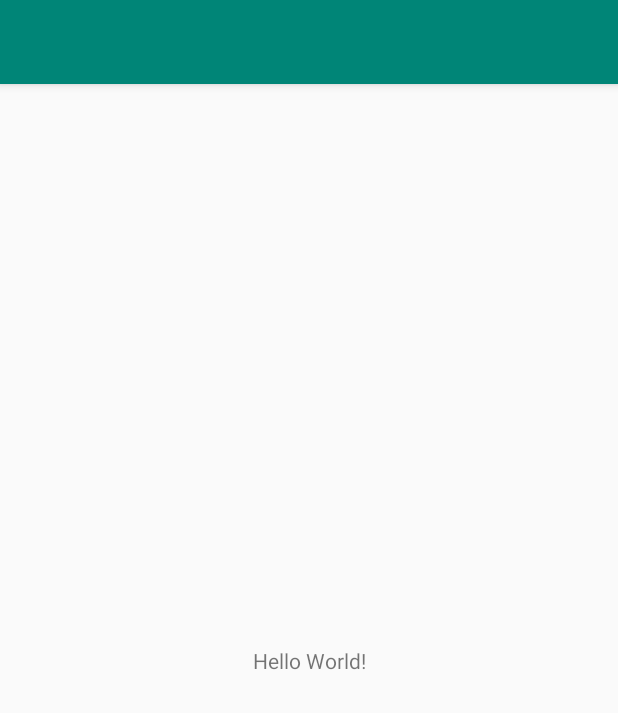
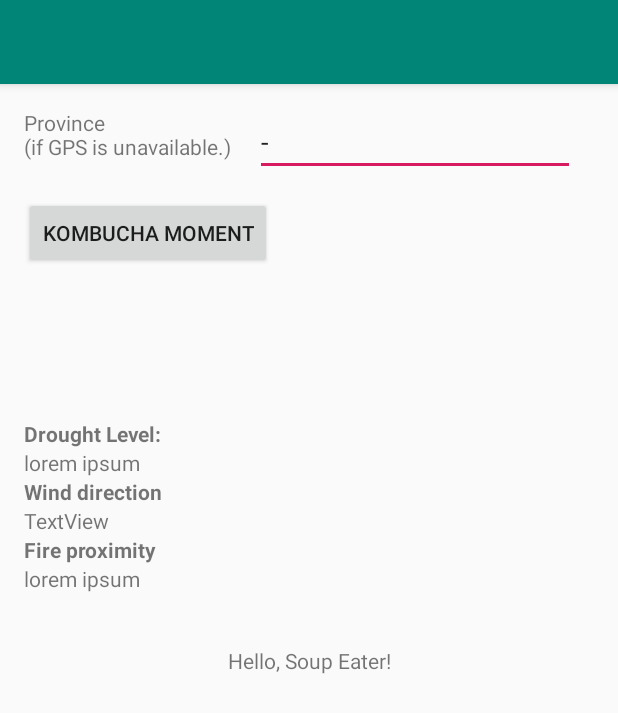
Before and after one commit to williamzenor/TAMUHack2020, an Android app: the screen it shows after launch (MainActivity), on a phone screen of 412 x 824 dp. Shown: the top 713 px of the screen. Run offline under Robolectric (Android 15) with nearby library versions, the phone set to English and light mode, and no system bars.

Commit message:
Basic information display

```diff
--- a/app/src/main/java/com/example/fireapp/MainActivity.java
+++ b/app/src/main/java/com/example/fireapp/MainActivity.java
@@ -3,6 +3,9 @@ package com.example.fireapp;
 import androidx.appcompat.app.AppCompatActivity;
 
 import android.os.Bundle;
+import android.view.View;
+import android.widget.Button;
+import android.widget.TextView;
 
 public class MainActivity extends AppCompatActivity {
 
@@ -10,5 +13,15 @@ public class MainActivity extends AppCompatActivity {
     protected void onCreate(Bundle savedInstanceState) {
         super.onCreate(savedInstanceState);
         setContentView(R.layout.activity_main);
+
+        Button button = findViewById(R.id.inputconfirm);
+        final TextView txt = findViewById(R.id.textView2);
+        button.setOnClickListener(new View.OnClickListener() {
+            @Override
+            public void onClick(View view) {
+                txt.setText("Kombucha time");
+            }
+        });
     }
+
 }
--- a/app/src/main/res/layout/activity_main.xml
+++ b/app/src/main/res/layout/activity_main.xml
@@ -7,12 +7,98 @@
     tools:context=".MainActivity">
 
     <TextView
+        android:id="@+id/textView2"
         android:layout_width="wrap_content"
         android:layout_height="wrap_content"
-        android:text="Hello World!"
+        android:text="Hello, Soup Eater!"
         app:layout_constraintBottom_toBottomOf="parent"
         app:layout_constraintLeft_toLeftOf="parent"
         app:layout_constraintRight_toRightOf="parent"
         app:layout_constraintTop_toTopOf="parent" />
 
+    <TextView
+        android:id="@+id/textView"
+        android:layout_width="wrap_content"
+        android:layout_height="wrap_content"
+        android:layout_marginStart="16dp"
+        android:layout_marginLeft="16dp"
+        android:layout_marginTop="16dp"
+        android:text="Province\n(if GPS is unavailable.)"
+        app:layout_constraintStart_toStartOf="parent"
+        app:layout_constraintTop_toTopOf="parent" />
+
+    <EditText
+        android:id="@+id/editText2"
+        android:layout_width="wrap_content"
+        android:layout_height="wrap_content"
+        android:ems="10"
+        android:inputType="textPersonName"
+        android:text="-"
+        app:layout_constraintEnd_toEndOf="parent"
+        app:layout_constraintHorizontal_bias="0.36"
+        app:layout_constraintStart_toEndOf="@+id/textView"
+        app:layout_constraintTop_toTopOf="@+id/textView" />
+
+    <Button
+        android:id="@+id/inputconfirm"
+        android:layout_width="wrap_content"
+        android:layout_height="wrap_content"
+        android:layout_marginTop="24dp"
+        android:text="KOMBUCHA MOMENT"
+        app:layout_constraintStart_toStartOf="@+id/textView"
+        app:layout_constraintTop_toBottomOf="@+id/textView" />
+
+    <TextView
+        android:id="@+id/textView3"
+        android:layout_width="wrap_content"
+        android:layout_height="wrap_content"
+        android:layout_marginTop="100dp"
+        android:text="Drought Level:"
+        android:textStyle="bold"
+        app:layout_constraintStart_toStartOf="@+id/inputconfirm"
+        app:layout_constraintTop_toBottomOf="@+id/inputconfirm" />
+
+    <TextView
+        android:id="@+id/droughtlevel"
+        android:layout_width="wrap_content"
+        android:layout_height="wrap_content"
+        android:text="lorem ipsum"
+        app:layout_constraintStart_toStartOf="@+id/textView3"
+        app:layout_constraintTop_toBottomOf="@+id/textView3" />
+
+    <TextView
+        android:id="@+id/textView5"
+        android:layout_width="wrap_content"
+        android:layout_height="wrap_content"
+        android:text="Wind direction"
+        android:textStyle="bold"
+        app:layout_constraintStart_toStartOf="@+id/droughtlevel"
+        app:layout_constraintTop_toBottomOf="@+id/droughtlevel" />
+
+    <TextView
+        android:id="@+id/winddirection"
+        android:layout_width="wrap_content"
+        android:layout_height="wrap_content"
+        android:text="TextView"
+        app:layout_constraintStart_toStartOf="@+id/textView5"
+        app:layout_constraintTop_toBottomOf="@+id/textView5"
+        tools:text="lorem ipsum" />
+
+    <TextView
+        android:id="@+id/textView7"
+        android:layout_width="wrap_content"
+        android:layout_height="wrap_content"
+        android:text="Fire proximity"
+        android:textStyle="bold"
+        app:layout_constraintStart_toStartOf="@+id/winddirection"
+        app:layout_constraintTop_toBottomOf="@+id/winddirection" />
+
+    <TextView
+        android:id="@+id/fireproximity"
+        android:layout_width="wrap_content"
+        android:layout_height="wrap_content"
+        android:text="lorem ipsum"
+        app:layout_constraintStart_toStartOf="@+id/textView7"
+        app:layout_constraintTop_toBottomOf="@+id/textView7" />
+
 </androidx.constraintlayout.widget.ConstraintLayout>
```
